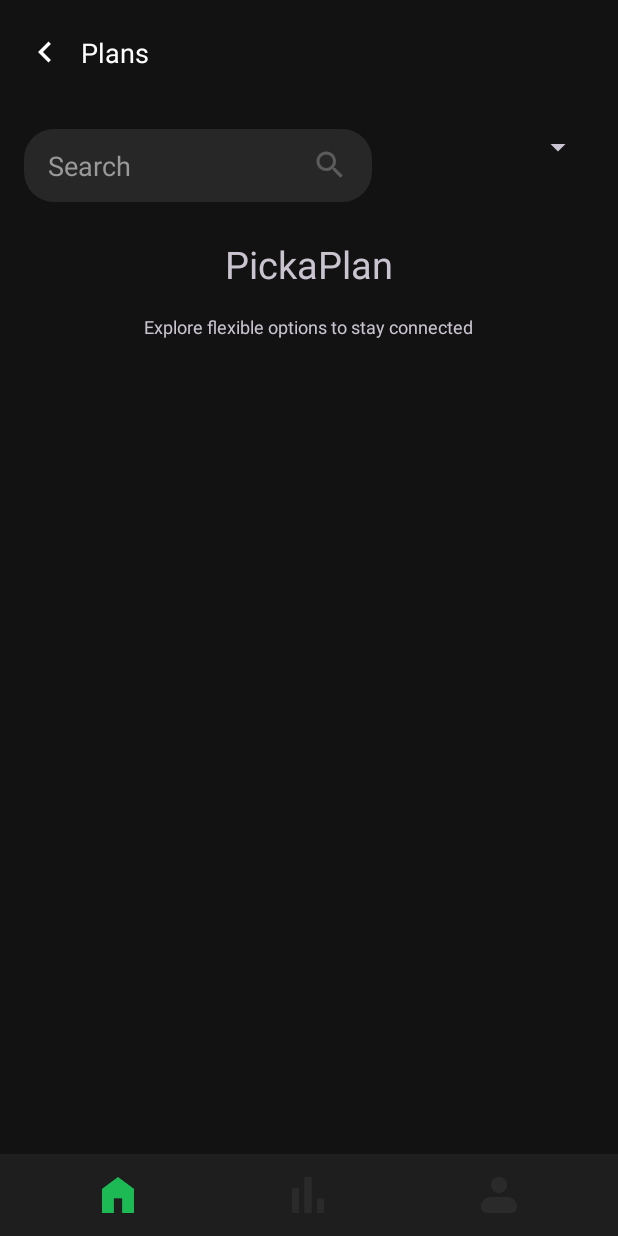
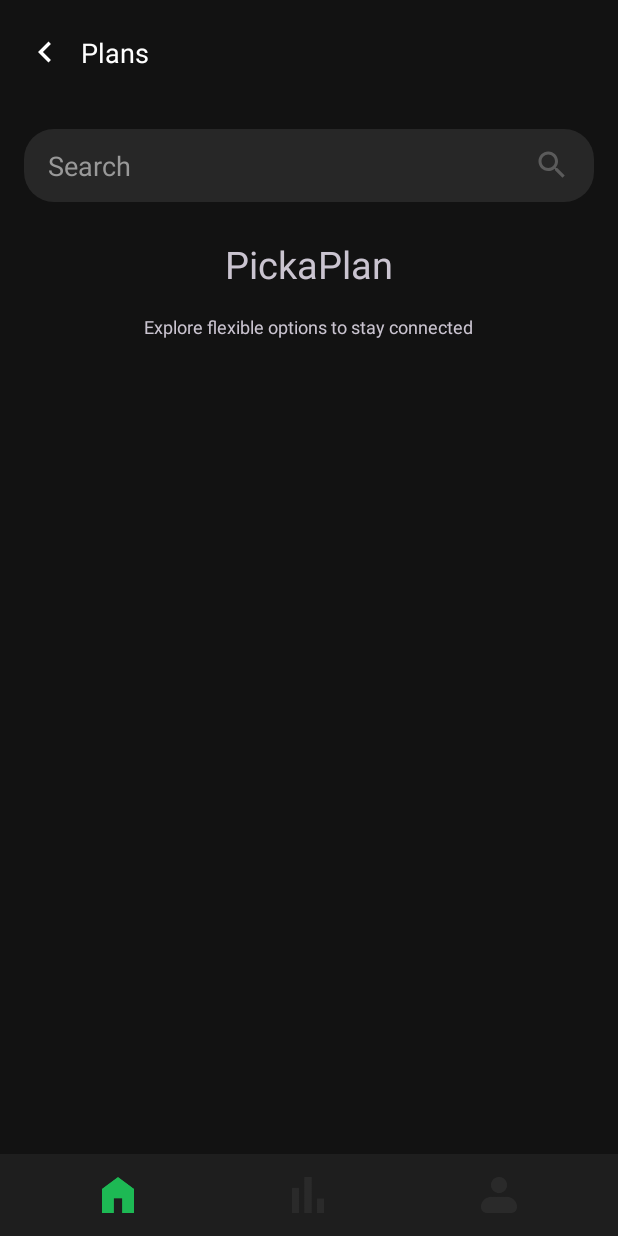
Before and after one commit to yash-a11y/PickAPlan, an Android app: the Plans screen opened directly, with no data from a screen before it, on a phone screen of 412 x 824 dp. Run offline under Robolectric (Android 15) with nearby library versions, the phone set to English and light mode, and no system bars; 1 statement that could not run was skipped.

```diff
--- a/app/src/main/java/com/example/pickaplan/Plans.java
+++ b/app/src/main/java/com/example/pickaplan/Plans.java
@@ -92,7 +92,7 @@ public class Plans extends AppCompatActivity {
 
         searchRV = findViewById(R.id.searchRV);
 
-        options = findViewById(R.id.sortSpinner);
+
 
         notFound = findViewById(R.id.notFound);
         progressBar = findViewById(R.id.progressBar);
--- a/app/src/main/res/layout/activity_plans.xml
+++ b/app/src/main/res/layout/activity_plans.xml
@@ -72,12 +72,7 @@
         android:singleLine="true"
         android:imeOptions="actionSearch"/>
 
-       <Spinner
-           android:id="@+id/sortSpinner"
-           android:layout_width="0dp"
-           android:layout_weight="0.5"
-           android:layout_height="wrap_content"
-           android:layout_margin="16dp" />
+
    </LinearLayout>
 
 
```
